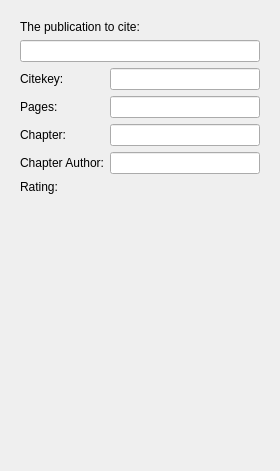
KDE/conquirere, file src/sidebar/referencewidget.ui: the form before one commit.
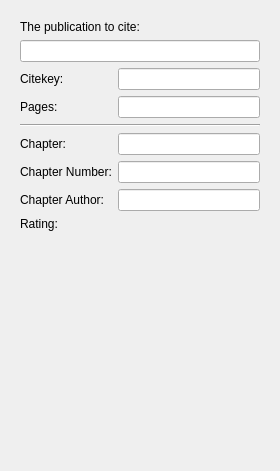
The form after the commit. Custom widgets are drawn as their Qt base class.

```diff
--- a/src/sidebar/referencewidget.ui
+++ b/src/sidebar/referencewidget.ui
@@ -36,6 +36,9 @@
       </item>
       <item>
        <layout class="QFormLayout" name="formLayout">
+        <property name="fieldGrowthPolicy">
+         <enum>QFormLayout::ExpandingFieldsGrow</enum>
+        </property>
         <item row="0" column="0">
          <widget class="QLabel" name="label_CiteKey">
           <property name="text">
@@ -62,7 +65,7 @@
         <item row="1" column="1">
          <widget class="StringEdit" name="pagesEdit"/>
         </item>
-        <item row="2" column="0">
+        <item row="3" column="0">
          <widget class="QLabel" name="label_Chapter">
           <property name="text">
            <string>Chapter:</string>
@@ -72,10 +75,10 @@
           </property>
          </widget>
         </item>
-        <item row="2" column="1">
+        <item row="3" column="1">
          <widget class="ChapterEdit" name="chapterEdit"/>
         </item>
-        <item row="3" column="0">
+        <item row="5" column="0">
          <widget class="QLabel" name="label">
           <property name="text">
            <string>Chapter Author:</string>
@@ -85,19 +88,39 @@
           </property>
          </widget>
         </item>
-        <item row="3" column="1">
+        <item row="5" column="1">
          <widget class="ContactEdit" name="chapterAuthorEdit"/>
         </item>
-        <item row="4" column="1">
-         <widget class="KRatingWidget" name="editRating"/>
-        </item>
-        <item row="4" column="0">
+        <item row="6" column="0">
          <widget class="QLabel" name="label_2">
           <property name="text">
            <string>Rating:</string>
           </property>
          </widget>
         </item>
+        <item row="6" column="1">
+         <widget class="KRatingWidget" name="editRating"/>
+        </item>
+        <item row="4" column="1">
+         <widget class="StringEdit" name="chapterNumber"/>
+        </item>
+        <item row="4" column="0">
+         <widget class="QLabel" name="label_3">
+          <property name="text">
+           <string>Chapter Number:</string>
+          </property>
+         </widget>
+        </item>
+        <item row="2" column="0" colspan="2">
+         <widget class="Line" name="line">
+          <property name="lineWidth">
+           <number>1</number>
+          </property>
+          <property name="orientation">
+           <enum>Qt::Horizontal</enum>
+          </property>
+         </widget>
+        </item>
        </layout>
       </item>
      </layout>
```
